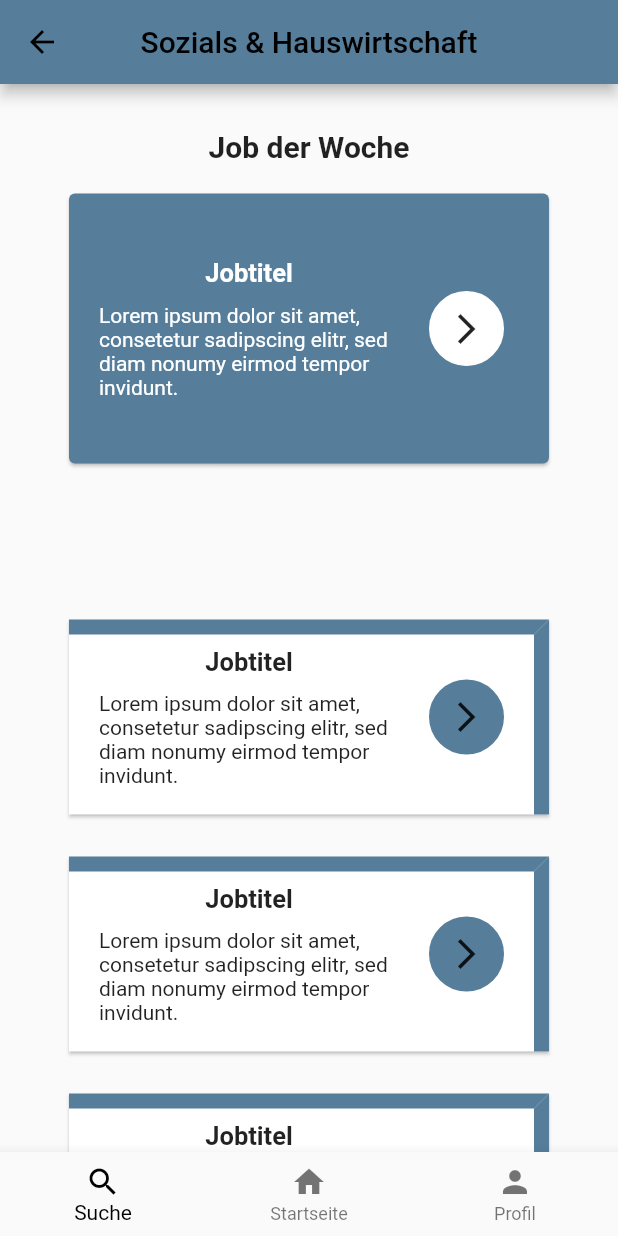
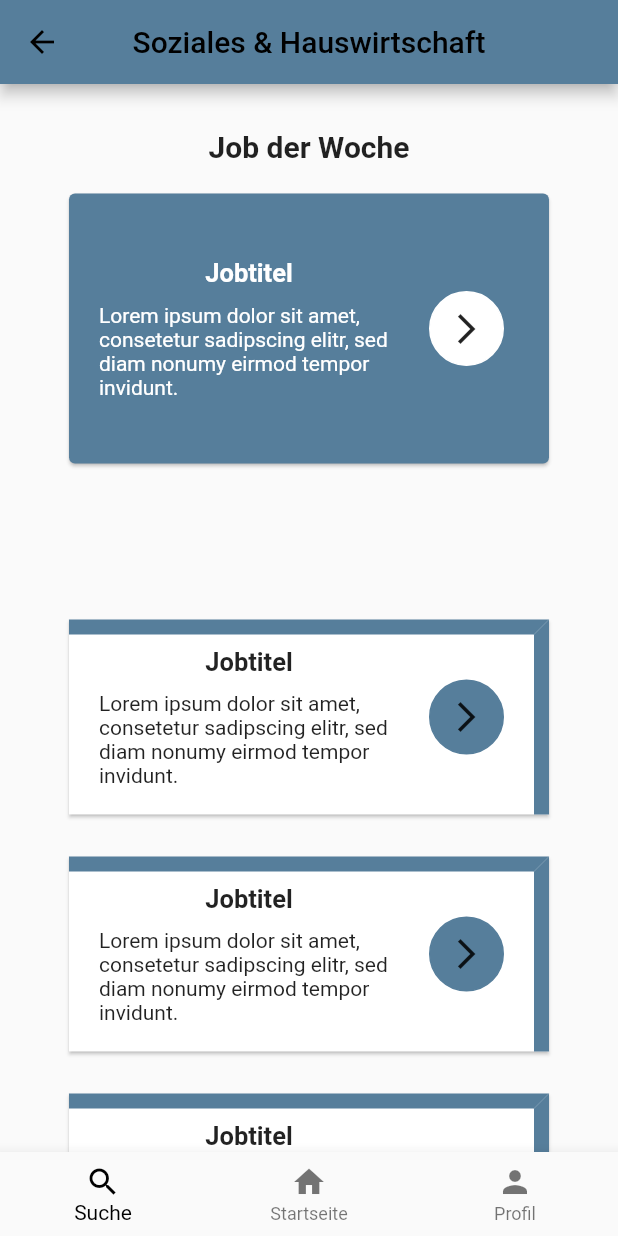
Before and after one commit to mschellhardt/Bachelorprojekt_Joblist, a Flutter app: the JobListTopicScreen screen opened directly, on a phone screen of 412 x 824 dp. Run offline on Flutter 3.47's test engine with Material 2 defaults, Android fonts, the phone set to English and light mode, and no system bars.

Commit message:
Fixed typo in appbar title.

```diff
--- a/lib/screens/joblist_topic_screen.dart
+++ b/lib/screens/joblist_topic_screen.dart
@@ -19,7 +19,7 @@ class JobListTopicScreen extends StatelessWidget {
     return Scaffold(
       appBar: AppBar(
         backgroundColor: _colorBlue,
-        title: Text('Sozials & Hauswirtschaft'),
+        title: Text('Soziales & Hauswirtschaft'),
         centerTitle: true,
       ),
       body: SingleChildScrollView(
```
